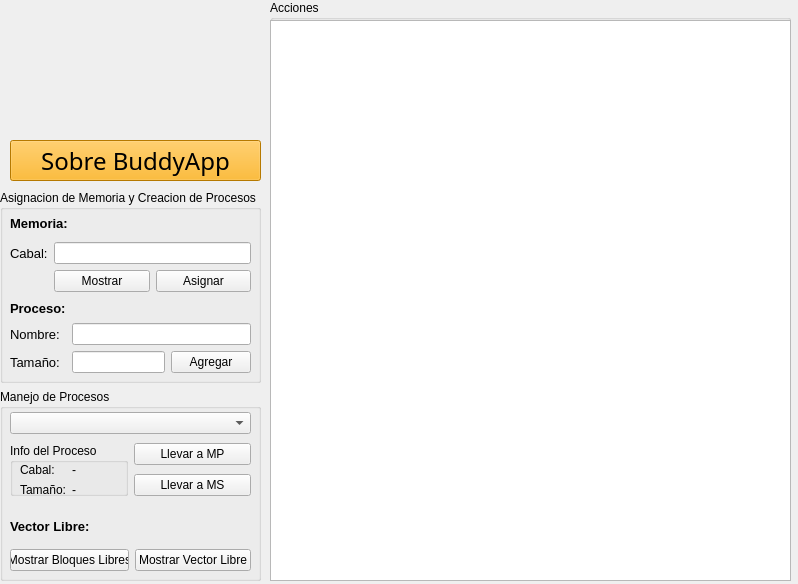
DarioFlores/BuddyApp, file Principal.ui: the form before one commit.
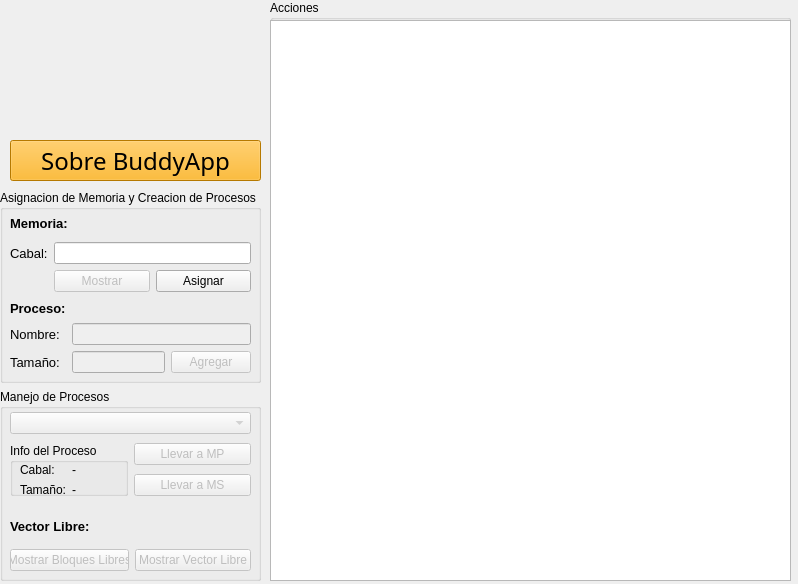
The form after the commit. Icons and pictures are not drawn.

```diff
--- a/Principal.ui
+++ b/Principal.ui
@@ -140,7 +140,11 @@
           </widget>
          </item>
          <item row="1" column="1" colspan="2">
-          <widget class="QLineEdit" name="lineNombreProceso"/>
+          <widget class="QLineEdit" name="lineNombreProceso">
+           <property name="enabled">
+            <bool>false</bool>
+           </property>
+          </widget>
          </item>
          <item row="2" column="0">
           <widget class="QLabel" name="label_5">
@@ -155,10 +159,17 @@
           </widget>
          </item>
          <item row="2" column="1">
-          <widget class="QLineEdit" name="lineTamProceso"/>
+          <widget class="QLineEdit" name="lineTamProceso">
+           <property name="enabled">
+            <bool>false</bool>
+           </property>
+          </widget>
          </item>
          <item row="2" column="2">
           <widget class="QPushButton" name="pushButtonAgregarNuevoProceso">
+           <property name="enabled">
+            <bool>false</bool>
+           </property>
            <property name="text">
             <string>Agregar</string>
            </property>
@@ -209,6 +220,9 @@
           <layout class="QHBoxLayout" name="horizontalLayout_2">
            <item>
             <widget class="QPushButton" name="pushButtonMostrar">
+             <property name="enabled">
+              <bool>false</bool>
+             </property>
              <property name="text">
               <string>Mostrar</string>
              </property>
@@ -305,7 +319,7 @@
          <item row="1" column="1">
           <widget class="QPushButton" name="pushButtonAgregarMP">
            <property name="enabled">
-            <bool>true</bool>
+            <bool>false</bool>
            </property>
            <property name="text">
             <string>Llevar a MP</string>
@@ -314,13 +328,20 @@
          </item>
          <item row="2" column="1">
           <widget class="QPushButton" name="pushButtonSacarMP">
+           <property name="enabled">
+            <bool>false</bool>
+           </property>
            <property name="text">
             <string>Llevar a MS</string>
            </property>
           </widget>
          </item>
          <item row="0" column="0" colspan="2">
-          <widget class="QComboBox" name="comboBoxProcesos"/>
+          <widget class="QComboBox" name="comboBoxProcesos">
+           <property name="enabled">
+            <bool>false</bool>
+           </property>
+          </widget>
          </item>
         </layout>
        </widget>
@@ -352,6 +373,9 @@
           <layout class="QHBoxLayout" name="horizontalLayout">
            <item>
             <widget class="QPushButton" name="pushButtonBL">
+             <property name="enabled">
+              <bool>false</bool>
+             </property>
              <property name="text">
               <string>Mostrar Bloques Libres</string>
              </property>
@@ -359,6 +383,9 @@
            </item>
            <item>
             <widget class="QPushButton" name="pushButtonVL">
+             <property name="enabled">
+              <bool>false</bool>
+             </property>
              <property name="text">
               <string>Mostrar Vector Libre</string>
              </property>
```
